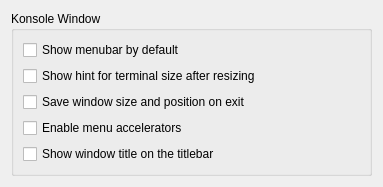
This is src/settings/GeneralSettings.ui in KDE/konsole as Qt 5 draws it before an edit. The edited form follows.
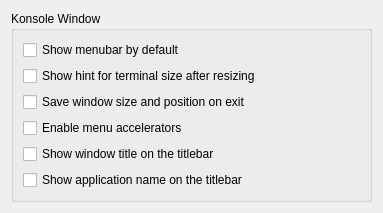
This is the edited form.

Commit message:
Add option to remove '- Konsole' from window title
This may be overkill but for now add option to remove app name from
title.  The option is in the app-wide General Configure settings and
doesn't add unreasonable space to the dialog.

FEATURE: 307355
FIXED-IN: 2.13

```diff
--- a/src/settings/GeneralSettings.ui
+++ b/src/settings/GeneralSettings.ui
@@ -93,6 +93,19 @@
           </property>
          </widget>
         </item>
+        <item row="5" column="0">
+         <widget class="QCheckBox" name="kcfg_ShowAppNameOnTitleBar">
+          <property name="sizePolicy">
+           <sizepolicy hsizetype="Preferred" vsizetype="Fixed">
+            <horstretch>0</horstretch>
+            <verstretch>0</verstretch>
+           </sizepolicy>
+          </property>
+          <property name="text">
+           <string>Show application name on the titlebar</string>
+          </property>
+         </widget>
+        </item>
        </layout>
       </widget>
      </item>
```
The commit also changes 2 other files.
